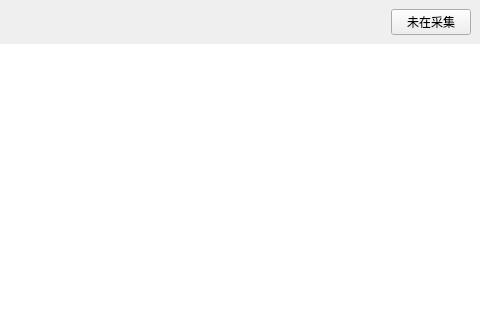
Ying3141/yizumi-monitor, file HsMonitoring.ui: the form before one commit; both pictures show x 372 to 852 and y 0 to 320 of the 852 by 639 pixel window.
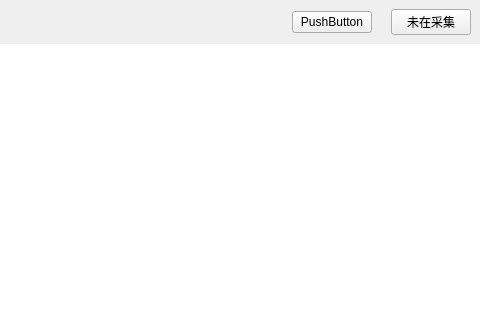
The form after the commit.

```diff
--- a/HsMonitoring.ui
+++ b/HsMonitoring.ui
@@ -48,6 +48,13 @@
         </property>
        </spacer>
       </item>
+      <item>
+       <widget class="QPushButton" name="pushButton_2">
+        <property name="text">
+         <string>PushButton</string>
+        </property>
+       </widget>
+      </item>
       <item>
        <widget class="QLabel" name="Time">
         <property name="text">
```
